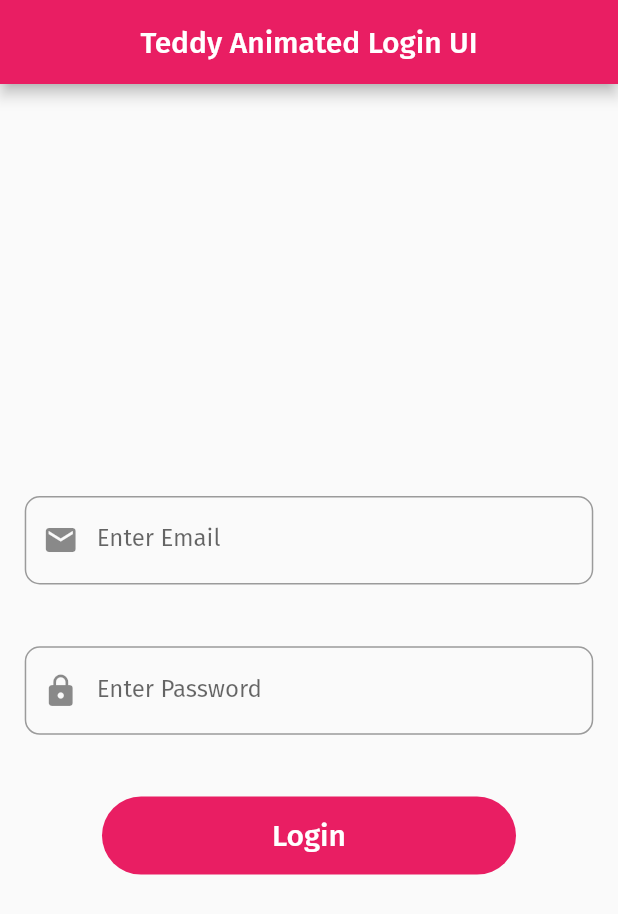
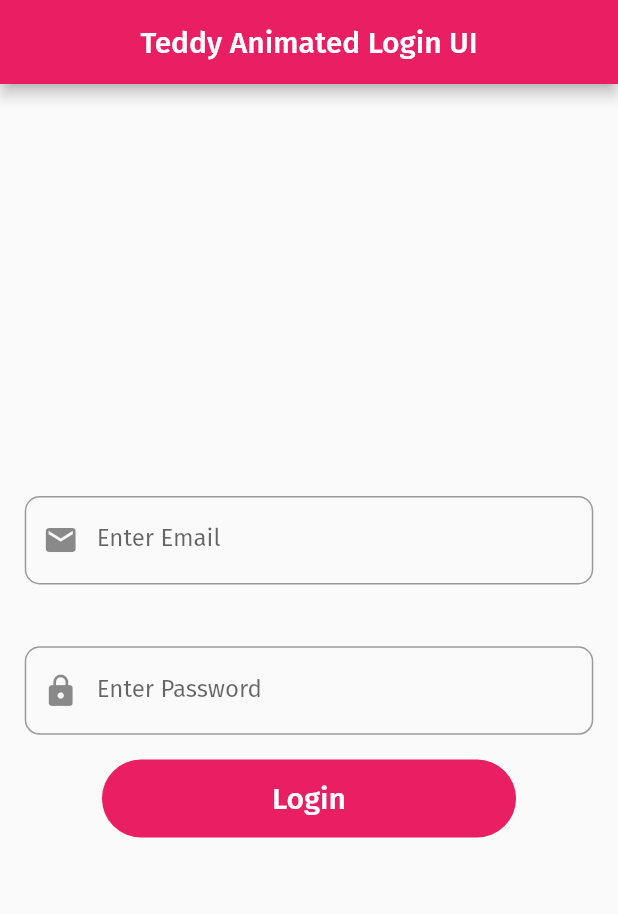
Before and after one commit to SeAliijaz/Teddy_Animation_Login-UI, a Flutter app: the screen it shows after launch, on a phone screen of 412 x 824 dp. Shown: the top 914 px of the screen. Run offline on Flutter 3.47's test engine with Material 2 defaults, Android fonts, the phone set to English and light mode, and no system bars; our stand-ins replace fluttertoast, google_fonts, rive; statements that could not run were skipped.

Commit message:
everything working fine now

```diff
--- a/lib/Crediental-Screen/login_screen.dart
+++ b/lib/Crediental-Screen/login_screen.dart
@@ -97,13 +97,13 @@ class _LogInScreenState extends State<LogInScreen> {
   @override
   void initState() {
     super.initState();
-    controllerIdle = SimpleAnimation(AnimationEnums.idle.name);
-    controllerHandsUp = SimpleAnimation(AnimationEnums.handsUp.name);
-    controllerHandsDown = SimpleAnimation(AnimationEnums.handsDown.name);
-    controllerLookRight = SimpleAnimation(AnimationEnums.lookDownRight.name);
-    controllerLookLeft = SimpleAnimation(AnimationEnums.lookDownLeft.name);
-    controllerSuccess = SimpleAnimation(AnimationEnums.success.name);
-    controllerFail = SimpleAnimation(AnimationEnums.fail.name);
+    controllerIdle = SimpleAnimation(AnimationEnum.idle.name);
+    controllerHandsUp = SimpleAnimation(AnimationEnum.Hands_up.name);
+    controllerHandsDown = SimpleAnimation(AnimationEnum.hands_down.name);
+    controllerLookRight = SimpleAnimation(AnimationEnum.Look_down_right.name);
+    controllerLookLeft = SimpleAnimation(AnimationEnum.Look_down_left.name);
+    controllerSuccess = SimpleAnimation(AnimationEnum.success.name);
+    controllerFail = SimpleAnimation(AnimationEnum.fail.name);
 
     rootBundle.load('images/login_animation.riv').then((data) {
       final file = RiveFile.import(data);
@@ -191,7 +191,7 @@ class _LogInScreenState extends State<LogInScreen> {
                         value != password ? "Wrong password" : null,
                   ),
                   SizedBox(
-                    height: size.height * 0.05,
+                    height: size.height * 0.020,
                   ),
                   Container(
                     width: double.infinity,
--- a/lib/Enums/animation.dart
+++ b/lib/Enums/animation.dart
@@ -1,10 +1,10 @@
-enum AnimationEnums {
+enum AnimationEnum {
   idle,
-  handsUp,
-  handsDown,
+  Hands_up,
+  hands_down,
   success,
   fail,
-  lookDownRight,
-  lookDownLeft,
-  lookIdle
+  Look_down_right,
+  Look_down_left,
+  look_idle
 }
```
